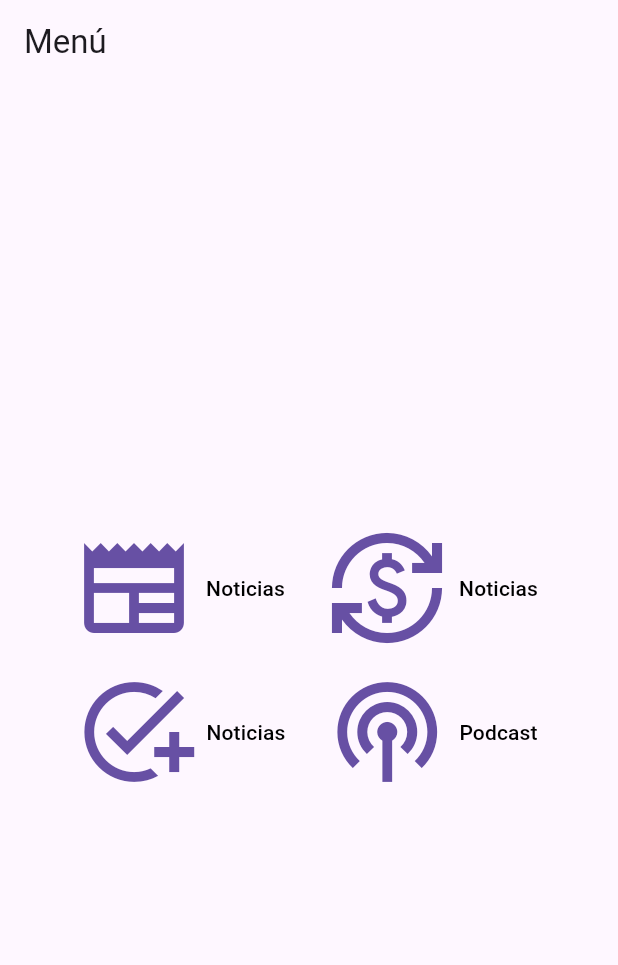
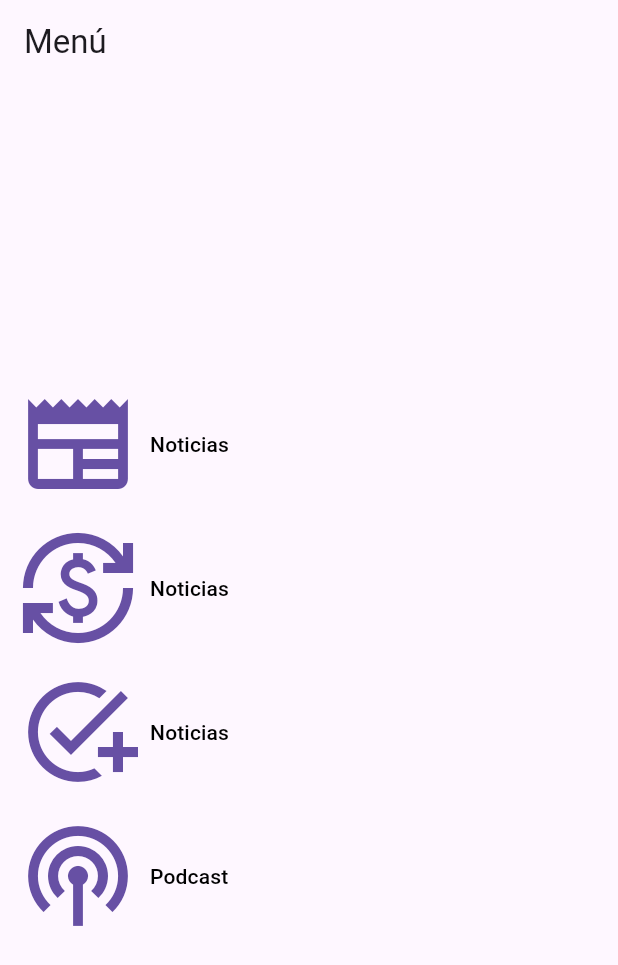
Before and after one commit to YMEZA97/examen1_ceutec, a Flutter app: the screen it shows after launch, on a phone screen of 412 x 824 dp. Shown: the top 965 px of the screen. Run offline on Flutter 3.47's test engine with Material 3 defaults, Android fonts, the phone set to English and light mode, and no system bars.

Commit message:
Pagina del Menu inicial 0.5

```diff
--- a/lib/pages/home/home_page.dart
+++ b/lib/pages/home/home_page.dart
@@ -12,10 +12,10 @@ class homepage extends StatelessWidget {
       ),
       body: Center(
         child: Column(
-          mainAxisAlignment: MainAxisAlignment.center,
+           mainAxisAlignment: MainAxisAlignment.center,
           children: <Widget>[
             Row(
-              mainAxisAlignment: MainAxisAlignment.center,
+
               children: <Widget>[
                 TextButton.icon(
                   icon: const Icon(Icons.newspaper, size: 80),
@@ -27,6 +27,11 @@ class homepage extends StatelessWidget {
                     ),
                   ),
                 ),
+              ],
+            ),
+            Row(
+
+              children: <Widget>[
                 TextButton.icon(
                   icon: const Icon(Icons.currency_exchange, size: 80),
                   onPressed: () {},
@@ -36,11 +41,11 @@ class homepage extends StatelessWidget {
                       color: Color.fromARGB(255, 0, 0, 0),
                     ),
                   ),
-                )
+                ),
               ],
             ),
             Row(
-              mainAxisAlignment: MainAxisAlignment.center,
+
               children: <Widget>[
                 TextButton.icon(
                   icon: const Icon(
@@ -55,6 +60,11 @@ class homepage extends StatelessWidget {
                     ),
                   ),
                 ),
+              ],
+            ),
+            Row(
+
+              children: <Widget>[
                 TextButton.icon(
                   icon: const Icon(Icons.podcasts, size: 80),
                   onPressed: () {},
```
